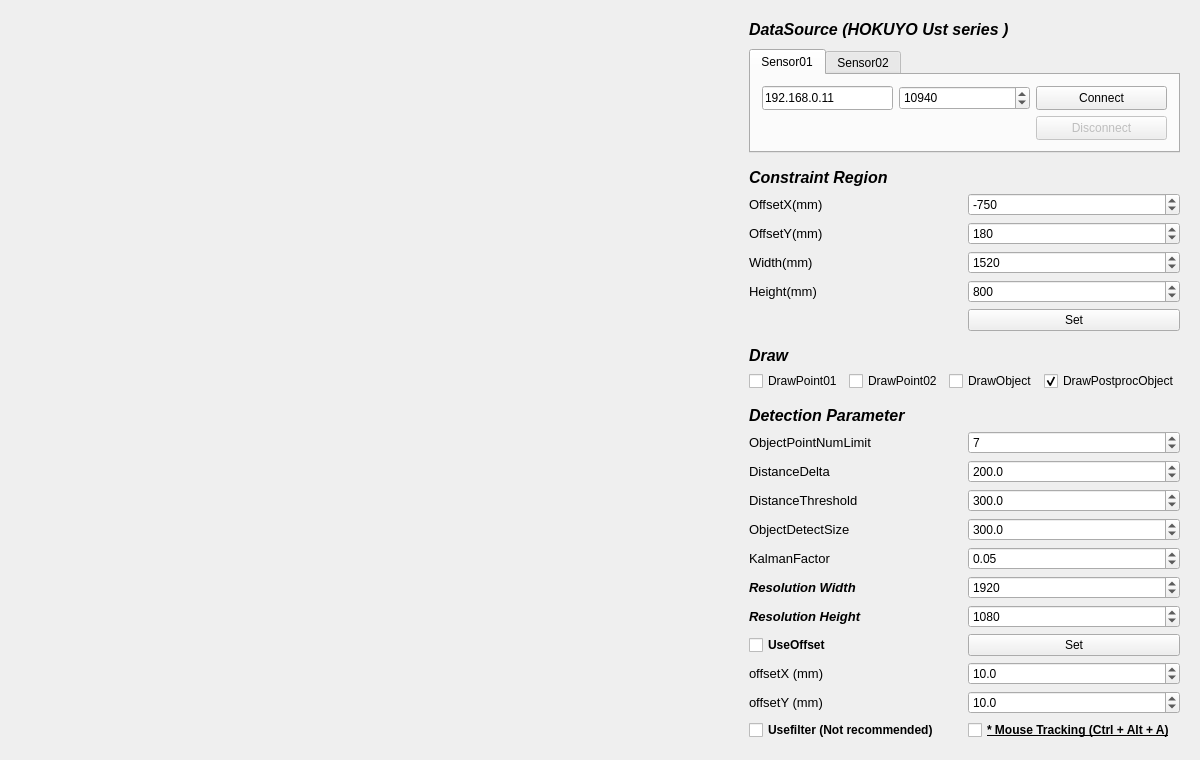
The window that QT_URG/QT_URG.ui (Zhi0927/WiserUrg) describes before a commit, drawn with Qt 5.
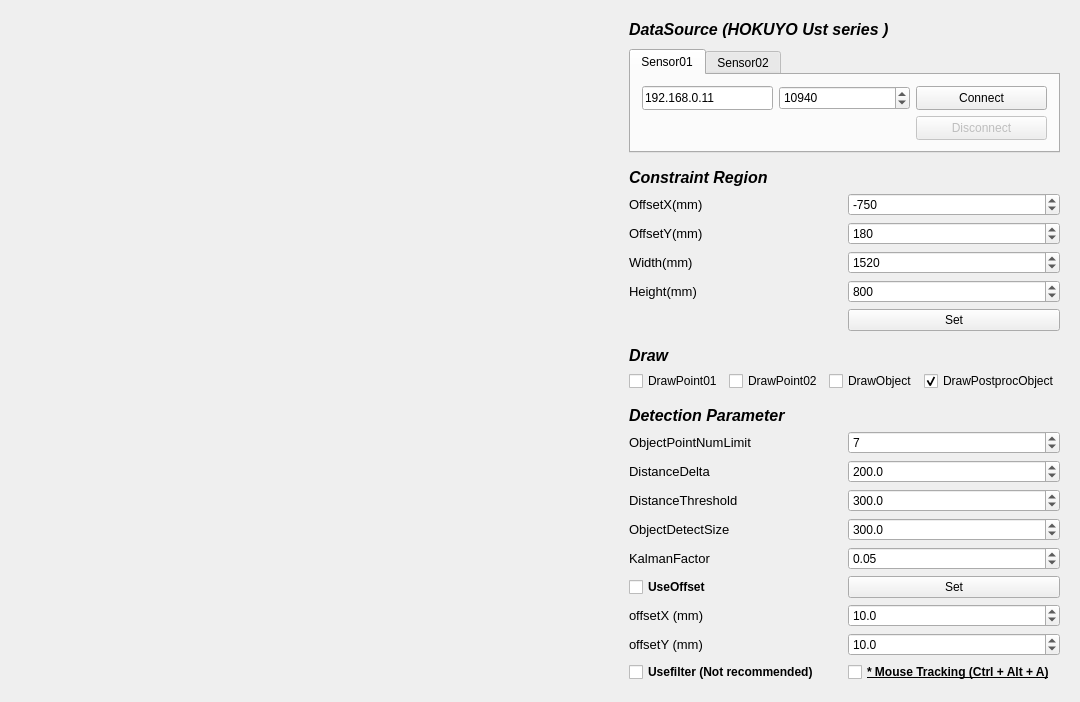
The same window after the commit. Custom widgets are drawn as their Qt base class.

Commit message: Debug mouse track

What changed in the file:
```diff
--- a/QT_URG/QT_URG.ui
+++ b/QT_URG/QT_URG.ui
@@ -6,8 +6,8 @@
    <rect>
     <x>0</x>
     <y>0</y>
-    <width>1200</width>
-    <height>750</height>
+    <width>1080</width>
+    <height>670</height>
    </rect>
   </property>
   <property name="sizePolicy">
@@ -308,36 +308,6 @@
        </property>
       </widget>
      </item>
-     <item row="8" column="1">
-      <widget class="QPushButton" name="SetCR_Button">
-       <property name="enabled">
-        <bool>true</bool>
-       </property>
-       <property name="sizePolicy">
-        <sizepolicy hsizetype="Expanding" vsizetype="Expanding">
-         <horstretch>0</horstretch>
-         <verstretch>0</verstretch>
-        </sizepolicy>
-       </property>
-       <property name="font">
-        <font>
-         <family>Arial</family>
-        </font>
-       </property>
-       <property name="text">
-        <string>Set</string>
-       </property>
-       <property name="checkable">
-        <bool>false</bool>
-       </property>
-       <property name="checked">
-        <bool>false</bool>
-       </property>
-       <property name="autoRepeat">
-        <bool>false</bool>
-       </property>
-      </widget>
-     </item>
      <item row="1" column="0">
       <widget class="QLabel" name="Constraint_Region_Label">
        <property name="sizePolicy">
@@ -558,6 +528,36 @@
        </property>
       </widget>
      </item>
+     <item row="6" column="1">
+      <widget class="QPushButton" name="SetCR_Button">
+       <property name="enabled">
+        <bool>true</bool>
+       </property>
+       <property name="sizePolicy">
+        <sizepolicy hsizetype="Expanding" vsizetype="Expanding">
+         <horstretch>0</horstretch>
+         <verstretch>0</verstretch>
+        </sizepolicy>
+       </property>
+       <property name="font">
+        <font>
+         <family>Arial</family>
+        </font>
+       </property>
+       <property name="text">
+        <string>Set</string>
+       </property>
+       <property name="checkable">
+        <bool>false</bool>
+       </property>
+       <property name="checked">
+        <bool>false</bool>
+       </property>
+       <property name="autoRepeat">
+        <bool>false</bool>
+       </property>
+      </widget>
+     </item>
     </layout>
    </item>
    <item row="2" column="1">
@@ -683,8 +683,8 @@
    </item>
    <item row="3" column="1">
     <layout class="QGridLayout" name="gridLayout_3">
-     <item row="6" column="1">
-      <widget class="QDoubleSpinBox" name="ResolutionWidth_Input">
+     <item row="2" column="0">
+      <widget class="QLabel" name="deltaLimit">
        <property name="sizePolicy">
         <sizepolicy hsizetype="Expanding" vsizetype="Expanding">
          <horstretch>0</horstretch>
@@ -694,24 +694,24 @@
        <property name="font">
         <font>
          <family>Arial</family>
+         <pointsize>10</pointsize>
+         <weight>50</weight>
+         <bold>false</bold>
         </font>
        </property>
-       <property name="decimals">
-        <number>0</number>
+       <property name="text">
+        <string>DistanceDelta</string>
        </property>
-       <property name="minimum">
-        <double>10.000000000000000</double>
+       <property name="textFormat">
+        <enum>Qt::PlainText</enum>
        </property>
-       <property name="maximum">
-        <double>50000.000000000000000</double>
-       </property>
-       <property name="value">
-        <double>1920.000000000000000</double>
+       <property name="alignment">
+        <set>Qt::AlignLeading|Qt::AlignLeft|Qt::AlignVCenter</set>
        </property>
       </widget>
      </item>
-     <item row="9" column="1">
-      <widget class="QDoubleSpinBox" name="cursoroffsetX_Input">
+     <item row="1" column="1">
+      <widget class="QDoubleSpinBox" name="noiseLimit_Input">
        <property name="sizePolicy">
         <sizepolicy hsizetype="Expanding" vsizetype="Expanding">
          <horstretch>0</horstretch>
@@ -733,48 +733,21 @@
         <bool>false</bool>
        </property>
        <property name="decimals">
-        <number>1</number>
-       </property>
-       <property name="minimum">
-        <double>0.000000000000000</double>
-       </property>
-       <property name="maximum">
-        <double>5000.000000000000000</double>
-       </property>
-       <property name="value">
-        <double>10.000000000000000</double>
-       </property>
-      </widget>
-     </item>
-     <item row="7" column="1">
-      <widget class="QDoubleSpinBox" name="ResolutionHeight_Input">
-       <property name="sizePolicy">
-        <sizepolicy hsizetype="Expanding" vsizetype="Expanding">
-         <horstretch>0</horstretch>
-         <verstretch>0</verstretch>
-        </sizepolicy>
-       </property>
-       <property name="font">
-        <font>
-         <family>Arial</family>
-        </font>
-       </property>
-       <property name="decimals">
         <number>0</number>
        </property>
        <property name="minimum">
-        <double>10.000000000000000</double>
+        <double>1.000000000000000</double>
        </property>
        <property name="maximum">
-        <double>50000.000000000000000</double>
+        <double>40.000000000000000</double>
        </property>
        <property name="value">
-        <double>1080.000000000000000</double>
+        <double>7.000000000000000</double>
        </property>
       </widget>
      </item>
-     <item row="2" column="1">
-      <widget class="QDoubleSpinBox" name="deltaLimit_Input">
+     <item row="5" column="0">
+      <widget class="QLabel" name="SmoothFactor_Label">
        <property name="sizePolicy">
         <sizepolicy hsizetype="Expanding" vsizetype="Expanding">
          <horstretch>0</horstretch>
@@ -784,22 +757,11 @@
        <property name="font">
         <font>
          <family>Arial</family>
+         <pointsize>10</pointsize>
         </font>
        </property>
-       <property name="decimals">
-        <number>1</number>
-       </property>
-       <property name="minimum">
-        <double>0.000000000000000</double>
-       </property>
-       <property name="maximum">
-        <double>1000.000000000000000</double>
-       </property>
-       <property name="singleStep">
-        <double>200.000000000000000</double>
-       </property>
-       <property name="value">
-        <double>200.000000000000000</double>
+       <property name="text">
+        <string>KalmanFactor</string>
        </property>
       </widget>
      </item>
@@ -830,32 +792,7 @@
        </property>
       </widget>
      </item>
-     <item row="7" column="0">
-      <widget class="QLabel" name="ResolutionHeight_Label">
-       <property name="sizePolicy">
-        <sizepolicy hsizetype="Expanding" vsizetype="Expanding">
-         <horstretch>0</horstretch>
-         <verstretch>0</verstretch>
-        </sizepolicy>
-       </property>
-       <property name="font">
-        <font>
-         <family>Arial</family>
-         <pointsize>10</pointsize>
-         <weight>75</weight>
-         <italic>true</italic>
-         <bold>true</bold>
-        </font>
-       </property>
-       <property name="text">
-        <string>Resolution Height</string>
-       </property>
-       <property name="alignment">
-        <set>Qt::AlignLeading|Qt::AlignLeft|Qt::AlignVCenter</set>
-       </property>
-      </widget>
-     </item>
-     <item row="8" column="0">
+     <item row="6" column="0">
       <widget class="QCheckBox" name="UseOffset">
        <property name="enabled">
         <bool>true</bool>
@@ -884,8 +821,8 @@
        </property>
       </widget>
      </item>
-     <item row="2" column="0">
-      <widget class="QLabel" name="deltaLimit">
+     <item row="8" column="0">
+      <widget class="QLabel" name="cursoroffsetY_label">
        <property name="sizePolicy">
         <sizepolicy hsizetype="Expanding" vsizetype="Expanding">
          <horstretch>0</horstretch>
@@ -901,7 +838,7 @@
         </font>
        </property>
        <property name="text">
-        <string>DistanceDelta</string>
+        <string>offsetY (mm)</string>
        </property>
        <property name="textFormat">
         <enum>Qt::PlainText</enum>
@@ -911,6 +848,30 @@
        </property>
       </widget>
      </item>
+     <item row="5" column="1">
+      <widget class="QDoubleSpinBox" name="SmoothFactor_Input">
+       <property name="sizePolicy">
+        <sizepolicy hsizetype="Expanding" vsizetype="Expanding">
+         <horstretch>0</horstretch>
+         <verstretch>0</verstretch>
+        </sizepolicy>
+       </property>
+       <property name="font">
+        <font>
+         <family>Arial</family>
+        </font>
+       </property>
+       <property name="minimum">
+        <double>0.010000000000000</double>
+       </property>
+       <property name="maximum">
+        <double>1.000000000000000</double>
+       </property>
+       <property name="value">
+        <double>0.050000000000000</double>
+       </property>
+      </widget>
+     </item>
      <item row="3" column="0">
       <widget class="QLabel" name="distanceThreshold">
        <property name="sizePolicy">
@@ -938,7 +899,100 @@
        </property>
       </widget>
      </item>
-     <item row="11" column="0">
+     <item row="7" column="1">
+      <widget class="QDoubleSpinBox" name="cursoroffsetX_Input">
+       <property name="sizePolicy">
+        <sizepolicy hsizetype="Expanding" vsizetype="Expanding">
+         <horstretch>0</horstretch>
+         <verstretch>0</verstretch>
+        </sizepolicy>
+       </property>
+       <property name="font">
+        <font>
+         <family>Arial</family>
+        </font>
+       </property>
+       <property name="toolTipDuration">
+        <number>-1</number>
+       </property>
+       <property name="layoutDirection">
+        <enum>Qt::LeftToRight</enum>
+       </property>
+       <property name="autoFillBackground">
+        <bool>false</bool>
+       </property>
+       <property name="decimals">
+        <number>1</number>
+       </property>
+       <property name="minimum">
+        <double>0.000000000000000</double>
+       </property>
+       <property name="maximum">
+        <double>5000.000000000000000</double>
+       </property>
+       <property name="value">
+        <double>10.000000000000000</double>
+       </property>
+      </widget>
+     </item>
+     <item row="1" column="0">
+      <widget class="QLabel" name="noiseLimit">
+       <property name="sizePolicy">
+        <sizepolicy hsizetype="Expanding" vsizetype="Expanding">
+         <horstretch>0</horstretch>
+         <verstretch>0</verstretch>
+        </sizepolicy>
+       </property>
+       <property name="font">
+        <font>
+         <family>Arial</family>
+         <pointsize>10</pointsize>
+         <weight>50</weight>
+         <bold>false</bold>
+        </font>
+       </property>
+       <property name="text">
+        <string>ObjectPointNumLimit</string>
+       </property>
+       <property name="textFormat">
+        <enum>Qt::PlainText</enum>
+       </property>
+       <property name="alignment">
+        <set>Qt::AlignLeading|Qt::AlignLeft|Qt::AlignVCenter</set>
+       </property>
+      </widget>
+     </item>
+     <item row="9" column="1">
+      <widget class="QCheckBox" name="TouchEvent">
+       <property name="enabled">
+        <bool>true</bool>
+       </property>
+       <property name="sizePolicy">
+        <sizepolicy hsizetype="Expanding" vsizetype="Expanding">
+         <horstretch>0</horstretch>
+         <verstretch>0</verstretch>
+        </sizepolicy>
+       </property>
+       <property name="font">
+        <font>
+         <family>Arial</family>
+         <weight>75</weight>
+         <bold>true</bold>
+         <underline>true</underline>
+        </font>
+       </property>
+       <property name="text">
+        <string>* Mouse Tracking (Ctrl + Alt + A)</string>
+       </property>
+       <property name="checkable">
+        <bool>true</bool>
+       </property>
+       <property name="checked">
+        <bool>false</bool>
+       </property>
+      </widget>
+     </item>
+     <item row="9" column="0">
       <widget class="QCheckBox" name="Usefilter">
        <property name="font">
         <font>
@@ -952,33 +1006,6 @@
        </property>
       </widget>
      </item>
-     <item row="10" column="0">
-      <widget class="QLabel" name="cursoroffsetY_label">
-       <property name="sizePolicy">
-        <sizepolicy hsizetype="Expanding" vsizetype="Expanding">
-         <horstretch>0</horstretch>
-         <verstretch>0</verstretch>
-        </sizepolicy>
-       </property>
-       <property name="font">
-        <font>
-         <family>Arial</family>
-         <pointsize>10</pointsize>
-         <weight>50</weight>
-         <bold>false</bold>
-        </font>
-       </property>
-       <property name="text">
-        <string>offsetY (mm)</string>
-       </property>
-       <property name="textFormat">
-        <enum>Qt::PlainText</enum>
-       </property>
-       <property name="alignment">
-        <set>Qt::AlignLeading|Qt::AlignLeft|Qt::AlignVCenter</set>
-       </property>
-      </widget>
-     </item>
      <item row="4" column="0">
       <widget class="QLabel" name="DetectSize_Label">
        <property name="sizePolicy">
@@ -1006,7 +1033,64 @@
        </property>
       </widget>
      </item>
-     <item row="9" column="0">
+     <item row="8" column="1">
+      <widget class="QDoubleSpinBox" name="cursoroffsetY_Input">
+       <property name="sizePolicy">
+        <sizepolicy hsizetype="Expanding" vsizetype="Expanding">
+         <horstretch>0</horstretch>
+         <verstretch>0</verstretch>
+        </sizepolicy>
+       </property>
+       <property name="font">
+        <font>
+         <family>Arial</family>
+        </font>
+       </property>
+       <property name="decimals">
+        <number>1</number>
+       </property>
+       <property name="minimum">
+        <double>0.000000000000000</double>
+       </property>
+       <property name="maximum">
+        <double>5000.000000000000000</double>
+       </property>
+       <property name="value">
+        <double>10.000000000000000</double>
+       </property>
+      </widget>
+     </item>
+     <item row="2" column="1">
+      <widget class="QDoubleSpinBox" name="deltaLimit_Input">
+       <property name="sizePolicy">
+        <sizepolicy hsizetype="Expanding" vsizetype="Expanding">
+         <horstretch>0</horstretch>
+         <verstretch>0</verstretch>
+        </sizepolicy>
+       </property>
+       <property name="font">
+        <font>
+         <family>Arial</family>
+        </font>
+       </property>
+       <property name="decimals">
+        <number>1</number>
+       </property>
+       <property name="minimum">
+        <double>0.000000000000000</double>
+       </property>
+       <property name="maximum">
+        <double>1000.000000000000000</double>
+       </property>
+       <property name="singleStep">
+        <double>200.000000000000000</double>
+       </property>
+       <property name="value">
+        <double>200.000000000000000</double>
+       </property>
+      </widget>
+     </item>
+     <item row="7" column="0">
       <widget class="QLabel" name="cursoroffsetX_label">
        <property name="sizePolicy">
         <sizepolicy hsizetype="Expanding" vsizetype="Expanding">
@@ -1033,34 +1117,7 @@
        </property>
       </widget>
      </item>
-     <item row="10" column="1">
-      <widget class="QDoubleSpinBox" name="cursoroffsetY_Input">
-       <property name="sizePolicy">
-        <sizepolicy hsizetype="Expanding" vsizetype="Expanding">
-         <horstretch>0</horstretch>
-         <verstretch>0</verstretch>
-        </sizepolicy>
-       </property>
-       <property name="font">
-        <font>
-         <family>Arial</family>
-        </font>
-       </property>
-       <property name="decimals">
-        <number>1</number>
-       </property>
-       <property name="minimum">
-        <double>0.000000000000000</double>
-       </property>
-       <property name="maximum">
-        <double>5000.000000000000000</double>
-       </property>
-       <property name="value">
-        <double>10.000000000000000</double>
-       </property>
-      </widget>
-     </item>
-     <item row="8" column="1">
+     <item row="6" column="1">
       <widget class="QPushButton" name="SetParm_Button">
        <property name="enabled">
         <bool>true</bool>
@@ -1084,125 +1141,6 @@
        </property>
       </widget>
      </item>
-     <item row="1" column="1">
-      <widget class="QDoubleSpinBox" name="noiseLimit_Input">
-       <property name="sizePolicy">
-        <sizepolicy hsizetype="Expanding" vsizetype="Expanding">
-         <horstretch>0</horstretch>
-         <verstretch>0</verstretch>
-        </sizepolicy>
-       </property>
-       <property name="font">
-        <font>
-         <family>Arial</family>
-        </font>
-       </property>
-       <property name="toolTipDuration">
-        <number>-1</number>
-       </property>
-       <property name="layoutDirection">
-        <enum>Qt::LeftToRight</enum>
-       </property>
-       <property name="autoFillBackground">
-        <bool>false</bool>
-       </property>
-       <property name="decimals">
-        <number>0</number>
-       </property>
-       <property name="minimum">
-        <double>1.000000000000000</double>
-       </property>
-       <property name="maximum">
-        <double>40.000000000000000</double>
-       </property>
-       <property name="value">
-        <double>7.000000000000000</double>
-       </property>
-      </widget>
-     </item>
-     <item row="11" column="1">
-      <widget class="QCheckBox" name="TouchEvent">
-       <property name="enabled">
-        <bool>true</bool>
-       </property>
-       <property name="sizePolicy">
-        <sizepolicy hsizetype="Expanding" vsizetype="Expanding">
-         <horstretch>0</horstretch>
-         <verstretch>0</verstretch>
-        </sizepolicy>
-       </property>
-       <property name="font">
-        <font>
-         <family>Arial</family>
-         <weight>75</weight>
-         <bold>true</bold>
-         <underline>true</underline>
-        </font>
-       </property>
-       <property name="text">
-        <string>* Mouse Tracking (Ctrl + Alt + A)</string>
-       </property>
-       <property name="checkable">
-        <bool>true</bool>
-       </property>
-       <property name="checked">
-        <bool>false</bool>
-       </property>
-      </widget>
-     </item>
-     <item row="1" column="0">
-      <widget class="QLabel" name="noiseLimit">
-       <property name="sizePolicy">
-        <sizepolicy hsizetype="Expanding" vsizetype="Expanding">
-         <horstretch>0</horstretch>
-         <verstretch>0</verstretch>
-        </sizepolicy>
-       </property>
-       <property name="font">
-        <font>
-         <family>Arial</family>
-         <pointsize>10</pointsize>
-         <weight>50</weight>
-         <bold>false</bold>
-        </font>
-       </property>
-       <property name="text">
-        <string>ObjectPointNumLimit</string>
-       </property>
-       <property name="textFormat">
-        <enum>Qt::PlainText</enum>
-       </property>
-       <property name="alignment">
-        <set>Qt::AlignLeading|Qt::AlignLeft|Qt::AlignVCenter</set>
-       </property>
-      </widget>
-     </item>
-     <item row="6" column="0">
-      <widget class="QLabel" name="ResolutionWidth_Label">
-       <property name="sizePolicy">
-        <sizepolicy hsizetype="Expanding" vsizetype="Expanding">
-         <horstretch>0</horstretch>
-         <verstretch>0</verstretch>
-        </sizepolicy>
-       </property>
-       <property name="font">
-        <font>
-         <family>Arial</family>
-         <pointsize>10</pointsize>
-         <weight>75</weight>
-         <italic>true</italic>
-         <bold>true</bold>
-         <underline>false</underline>
-        </font>
-       </property>
-       <property name="text">
-        <string>Resolution Width</string>
-       </property>
-       <property name="alignment">
-        <set>Qt::AlignLeading|Qt::AlignLeft|Qt::AlignVCenter</set>
-       </property>
-      </widget>
-     </item>
      <item row="0" column="0">
       <widget class="QLabel" name="DetectParm_Label">
        <property name="sizePolicy">
@@ -1252,49 +1190,6 @@
        </property>
       </widget>
      </item>
-     <item row="5" column="1">
-      <widget class="QDoubleSpinBox" name="SmoothFactor_Input">
-       <property name="sizePolicy">
-        <sizepolicy hsizetype="Expanding" vsizetype="Expanding">
-         <horstretch>0</horstretch>
-         <verstretch>0</verstretch>
-        </sizepolicy>
-       </property>
-       <property name="font">
-        <font>
-         <family>Arial</family>
-        </font>
-       </property>
-       <property name="minimum">
-        <double>0.010000000000000</double>
-       </property>
-       <property name="maximum">
-        <double>1.000000000000000</double>
-       </property>
-       <property name="value">
-        <double>0.050000000000000</double>
-       </property>
-      </widget>
-     </item>
-     <item row="5" column="0">
-      <widget class="QLabel" name="SmoothFactor_Label">
-       <property name="sizePolicy">
-        <sizepolicy hsizetype="Expanding" vsizetype="Expanding">
-         <horstretch>0</horstretch>
-         <verstretch>0</verstretch>
-        </sizepolicy>
-       </property>
-       <property name="font">
-        <font>
-         <family>Arial</family>
-         <pointsize>10</pointsize>
-        </font>
-       </property>
-       <property name="text">
-        <string>KalmanFactor</string>
-       </property>
-      </widget>
-     </item>
     </layout>
    </item>
   </layout>
```
The commit also changes 10 other files.
